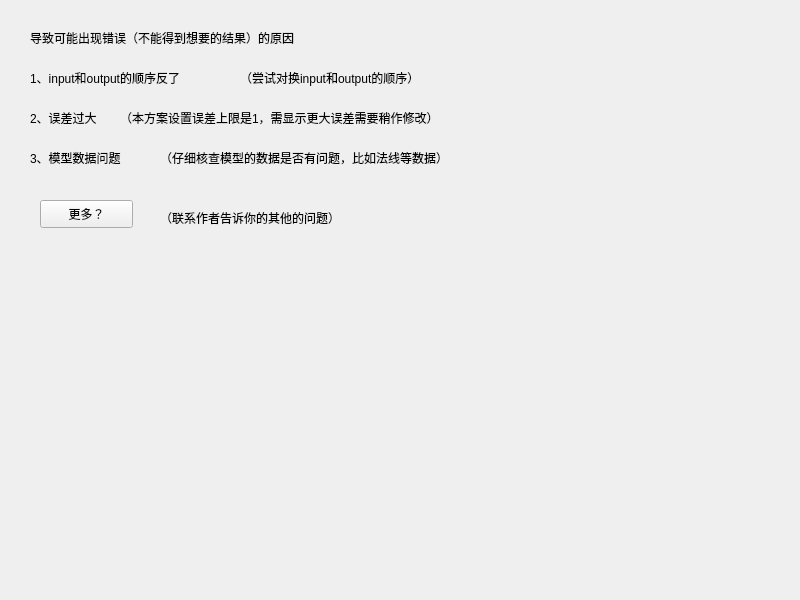
First picture: the form in mainwindow3.ui, repository ikun-debug/hyw, before the edit.
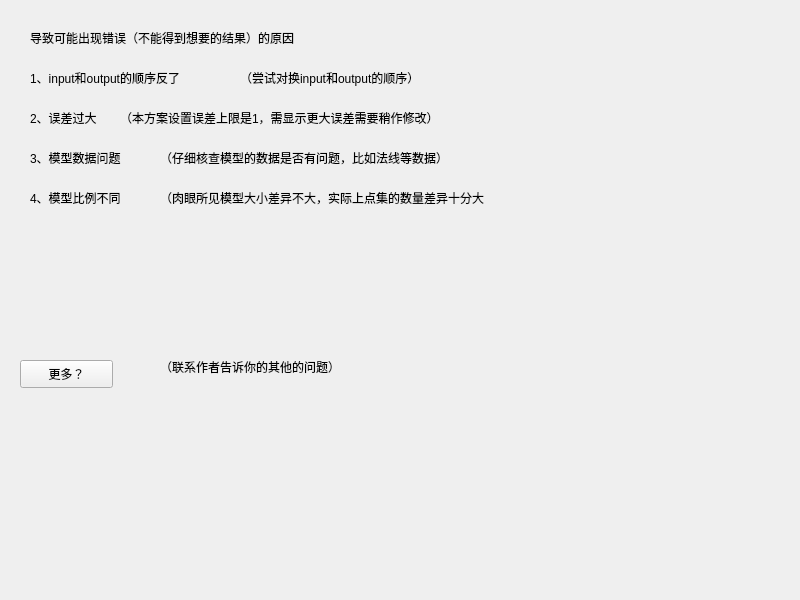
Second picture: the form after the edit. Icons and pictures are not drawn.

```diff
--- a/mainwindow3.ui
+++ b/mainwindow3.ui
@@ -35,7 +35,7 @@
      <rect>
       <x>10</x>
       <y>10</y>
-      <width>541</width>
+      <width>611</width>
       <height>431</height>
      </rect>
     </property>
@@ -133,8 +133,8 @@
     <widget class="QPushButton" name="pushButton">
      <property name="geometry">
       <rect>
-       <x>30</x>
-       <y>190</y>
+       <x>10</x>
+       <y>350</y>
        <width>93</width>
        <height>28</height>
       </rect>
@@ -147,15 +147,41 @@
      <property name="geometry">
       <rect>
        <x>150</x>
-       <y>200</y>
+       <y>350</y>
        <width>261</width>
-       <height>16</height>
+       <height>14</height>
       </rect>
      </property>
      <property name="text">
       <string>（联系作者告诉你的其他的问题）</string>
      </property>
     </widget>
+    <widget class="QLabel" name="label_9">
+     <property name="geometry">
+      <rect>
+       <x>20</x>
+       <y>180</y>
+       <width>131</width>
+       <height>16</height>
+      </rect>
+     </property>
+     <property name="text">
+      <string>4、模型比例不同</string>
+     </property>
+    </widget>
+    <widget class="QLabel" name="label_10">
+     <property name="geometry">
+      <rect>
+       <x>150</x>
+       <y>180</y>
+       <width>441</width>
+       <height>16</height>
+      </rect>
+     </property>
+     <property name="text">
+      <string>（肉眼所见模型大小差异不大，实际上点集的数量差异十分大</string>
+     </property>
+    </widget>
    </widget>
    <widget class="QWidget" name="widget_2" native="true">
     <property name="geometry">
```
